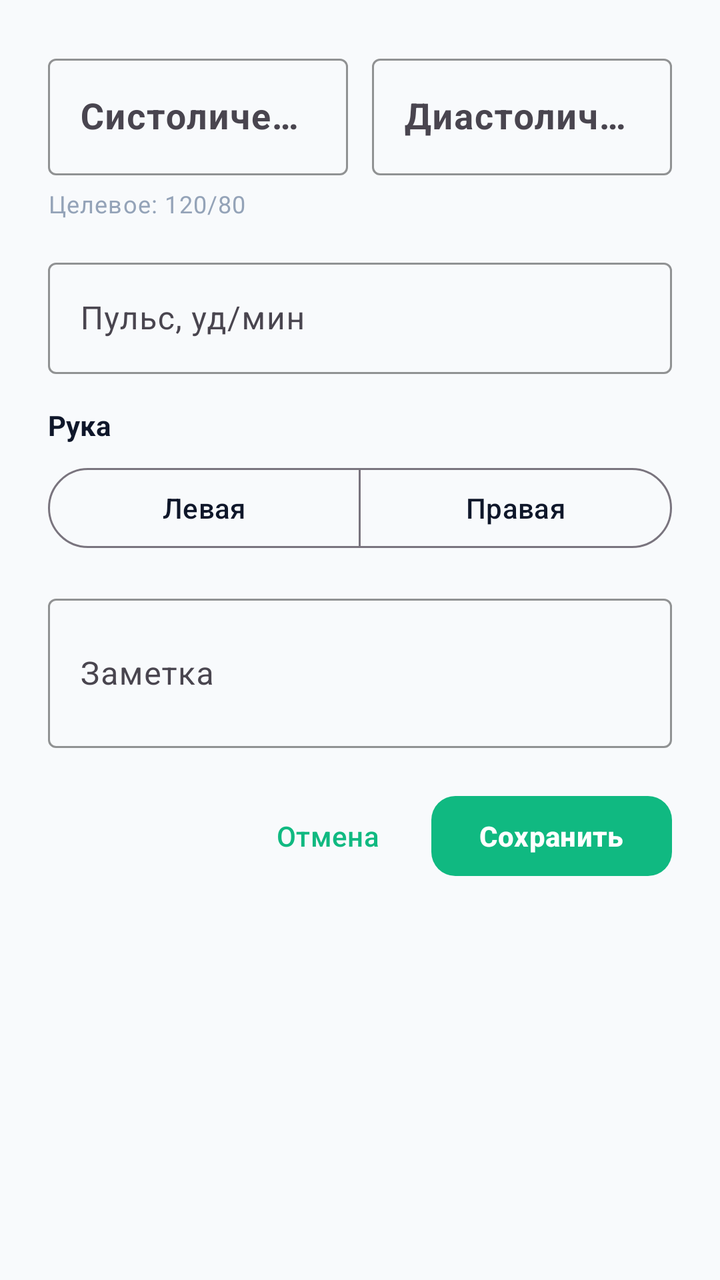
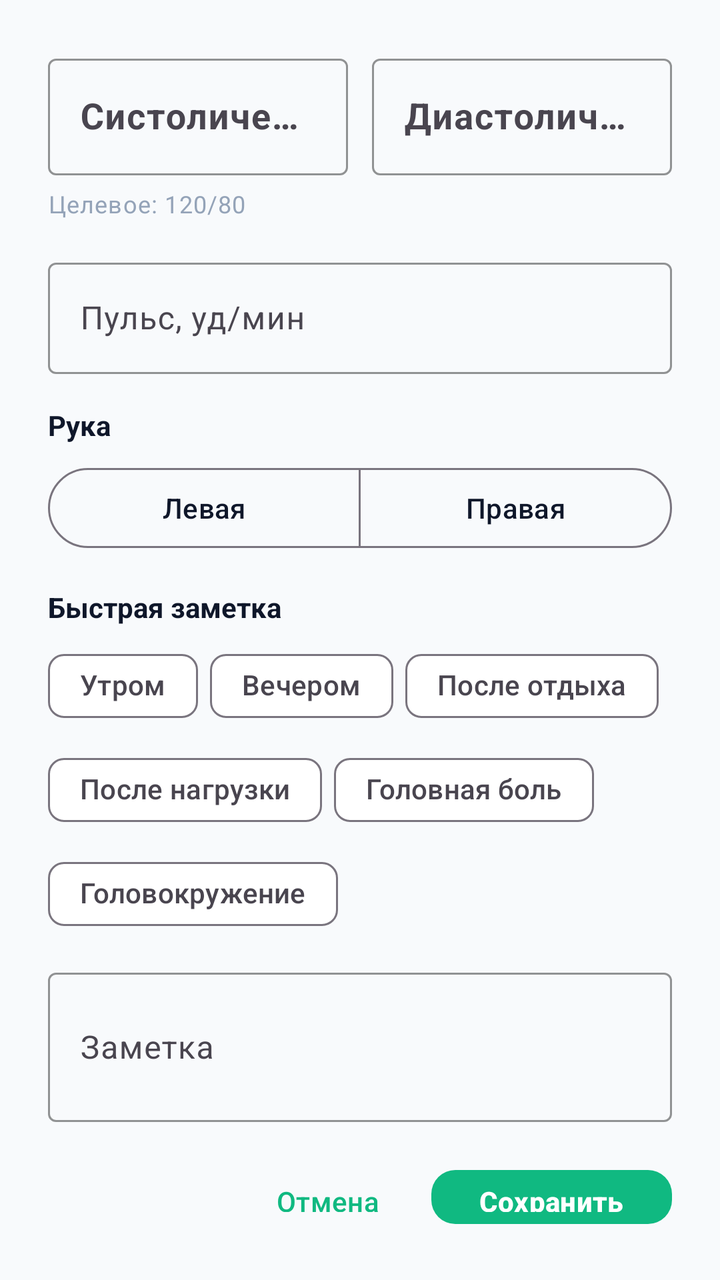

The first picture is an Android layout as it rendered before a commit; the second is the same layout after the commit. The layout source and the unified diff follow.
<!-- AndroidManifest.xml: application theme Theme.Sugar -->
<!-- res/layout/dialog_add_pressure.xml -->
<?xml version="1.0" encoding="utf-8"?>
<LinearLayout xmlns:android="http://schemas.android.com/apk/res/android"
    xmlns:app="http://schemas.android.com/apk/res-auto"
    android:layout_width="match_parent"
    android:layout_height="wrap_content"
    android:orientation="vertical"
    android:padding="24dp">

    <LinearLayout
        android:layout_width="match_parent"
        android:layout_height="wrap_content"
        android:orientation="horizontal"
        android:weightSum="2">

        <com.google.android.material.textfield.TextInputLayout
            style="@style/Widget.Material3.TextInputLayout.OutlinedBox"
            android:layout_width="0dp"
            android:layout_height="wrap_content"
            android:layout_weight="1"
            android:layout_marginEnd="6dp"
            android:hint="@string/pressure_systolic"
            app:boxStrokeColor="@color/brand_primary"
            app:hintTextColor="@color/brand_primary">

            <com.google.android.material.textfield.TextInputEditText
                android:id="@+id/edit_systolic"
                android:layout_width="match_parent"
                android:layout_height="wrap_content"
                android:inputType="number"
                android:maxLength="3"
                android:textSize="18sp"
                android:textStyle="bold" />
        </com.google.android.material.textfield.TextInputLayout>

        <com.google.android.material.textfield.TextInputLayout
            style="@style/Widget.Material3.TextInputLayout.OutlinedBox"
            android:layout_width="0dp"
            android:layout_height="wrap_content"
            android:layout_weight="1"
            android:layout_marginStart="6dp"
            android:hint="@string/pressure_diastolic"
            app:boxStrokeColor="@color/brand_primary"
            app:hintTextColor="@color/brand_primary">

            <com.google.android.material.textfield.TextInputEditText
                android:id="@+id/edit_diastolic"
                android:layout_width="match_parent"
                android:layout_height="wrap_content"
                android:inputType="number"
                android:maxLength="3"
                android:textSize="18sp"
                android:textStyle="bold" />
        </com.google.android.material.textfield.TextInputLayout>
    </LinearLayout>

    <TextView
        android:layout_width="wrap_content"
        android:layout_height="wrap_content"
        android:text="@string/pressure_target"
        android:textAppearance="@style/TextAppearance.App.Caption"
        android:layout_marginTop="6dp" />

    <com.google.android.material.textfield.TextInputLayout
        style="@style/Widget.Material3.TextInputLayout.OutlinedBox"
        android:layout_width="match_parent"
        android:layout_height="wrap_content"
        android:layout_marginTop="16dp"
        android:hint="@string/pressure_pulse"
        app:boxStrokeColor="@color/brand_primary"
        app:hintTextColor="@color/brand_primary">

        <com.google.android.material.textfield.TextInputEditText
            android:id="@+id/edit_pulse"
            android:layout_width="match_parent"
            android:layout_height="wrap_content"
            android:inputType="number"
            android:maxLength="3" />
    </com.google.android.material.textfield.TextInputLayout>

    <TextView
        android:layout_width="wrap_content"
        android:layout_height="wrap_content"
        android:text="@string/pressure_arm"
        android:textAppearance="@style/TextAppearance.App.Title"
        android:textSize="14sp"
        android:layout_marginTop="16dp"
        android:layout_marginBottom="8dp" />

    <com.google.android.material.button.MaterialButtonToggleGroup
        android:id="@+id/toggle_arm"
        android:layout_width="match_parent"
        android:layout_height="wrap_content"
        app:singleSelection="true"
        app:selectionRequired="true">

        <com.google.android.material.button.MaterialButton
            android:id="@+id/btn_arm_left"
            style="@style/Widget.Material3.Button.OutlinedButton"
            android:layout_width="0dp"
            android:layout_height="wrap_content"
            android:layout_weight="1"
            android:text="@string/pressure_arm_left" />

        <com.google.android.material.button.MaterialButton
            android:id="@+id/btn_arm_right"
            style="@style/Widget.Material3.Button.OutlinedButton"
            android:layout_width="0dp"
            android:layout_height="wrap_content"
            android:layout_weight="1"
            android:text="@string/pressure_arm_right" />
    </com.google.android.material.button.MaterialButtonToggleGroup>

    <com.google.android.material.textfield.TextInputLayout
        style="@style/Widget.Material3.TextInputLayout.OutlinedBox"
        android:layout_width="match_parent"
        android:layout_height="wrap_content"
        android:layout_marginTop="16dp"
        android:hint="@string/pressure_note"
        app:boxStrokeColor="@color/brand_primary"
        app:hintTextColor="@color/brand_primary">

        <com.google.android.material.textfield.TextInputEditText
            android:id="@+id/edit_note"
            android:layout_width="match_parent"
            android:layout_height="wrap_content"
            android:inputType="textMultiLine|textCapSentences"
            android:minLines="2"
            android:maxLength="200" />
    </com.google.android.material.textfield.TextInputLayout>

    <LinearLayout
        android:layout_width="match_parent"
        android:layout_height="wrap_content"
        android:orientation="horizontal"
        android:gravity="end"
        android:layout_marginTop="20dp">

        <com.google.android.material.button.MaterialButton
            android:id="@+id/btn_cancel"
            style="@style/Widget.App.Button.Text"
            android:layout_width="wrap_content"
            android:layout_height="wrap_content"
            android:text="@string/action_cancel" />

        <com.google.android.material.button.MaterialButton
            android:id="@+id/btn_save"
            style="@style/Widget.App.Button.Primary"
            android:layout_width="wrap_content"
            android:layout_height="wrap_content"
            android:layout_marginStart="8dp"
            android:text="@string/action_save" />
    </LinearLayout>
</LinearLayout>
<!-- resources referenced by this layout -->
<resources>
  <color name="brand_primary">#10B981</color>
  <string name="action_cancel">Отмена</string>
  <string name="action_save">Сохранить</string>
  <string name="pressure_arm">Рука</string>
  <string name="pressure_arm_left">Левая</string>
  <string name="pressure_arm_right">Правая</string>
  <string name="pressure_diastolic">Диастолическое (нижнее)</string>
  <string name="pressure_note">Заметка</string>
  <string name="pressure_pulse">Пульс, уд/мин</string>
  <string name="pressure_systolic">Систолическое (верхнее)</string>
  <string name="pressure_target">Целевое: 120/80</string>
  <style name="TextAppearance.App.Caption" parent="TextAppearance.Material3.BodySmall">
          <item name="android:textColor">@color/text_muted</item>
      </style>
  <style name="TextAppearance.App.Title" parent="TextAppearance.Material3.TitleLarge">
          <item name="android:textColor">@color/text_primary</item>
          <item name="android:textStyle">bold</item>
      </style>
  <style name="Widget.App.Button.Primary" parent="Widget.Material3.Button">
          <item name="backgroundTint">@color/brand_primary</item>
          <item name="android:textColor">@color/white</item>
          <item name="cornerRadius">12dp</item>
          <item name="android:textStyle">bold</item>
      </style>
  <style name="Widget.App.Button.Text" parent="Widget.Material3.Button.TextButton">
          <item name="cornerRadius">12dp</item>
      </style>
  <style name="Theme.Sugar" parent="Theme.Material3.DayNight.NoActionBar">
          <item name="colorPrimary">@color/brand_primary</item>
          <item name="colorPrimaryVariant">@color/brand_primary_dark</item>
          <item name="colorOnPrimary">@color/white</item>
          <item name="colorSecondary">@color/brand_secondary</item>
          <item name="colorOnSecondary">@color/white</item>
          <item name="android:colorBackground">@color/bg</item>
          <item name="colorSurface">@color/bg_card</item>
          <item name="colorOnSurface">@color/text_primary</item>
          <item name="colorError">@color/brand_danger</item>
          <item name="android:statusBarColor">@color/brand_primary_dark</item>
          <item name="android:windowLightStatusBar" tools:targetApi="m">false</item>
      </style>
  <color name="text_muted">#94A3B8</color>
  <color name="text_primary">#0F172A</color>
  <color name="white">#FFFFFF</color>
  <color name="brand_primary_dark">#047857</color>
  <color name="brand_secondary">#0F766E</color>
  <color name="bg">#F8FAFC</color>
  <color name="bg_card">#FFFFFF</color>
  <color name="brand_danger">#EF4444</color>
</resources>

<!-- the commit's change to res/layout/dialog_add_pressure.xml (unified diff, before → after) -->
@@ -110,11 +110,71 @@
             android:text="@string/pressure_arm_right" />
     </com.google.android.material.button.MaterialButtonToggleGroup>
 
+    <TextView
+        android:layout_width="wrap_content"
+        android:layout_height="wrap_content"
+        android:text="@string/note_quick_title"
+        android:textAppearance="@style/TextAppearance.App.Title"
+        android:textSize="14sp"
+        android:layout_marginTop="16dp"
+        android:layout_marginBottom="6dp" />
+
+    <com.google.android.material.chip.ChipGroup
+        android:id="@+id/chip_group_note"
+        android:layout_width="match_parent"
+        android:layout_height="wrap_content"
+        app:singleSelection="false"
+        app:chipSpacingHorizontal="6dp"
+        app:chipSpacingVertical="4dp">
+
+        <com.google.android.material.chip.Chip
+            android:id="@+id/chip_morning"
+            style="@style/Widget.Material3.Chip.Filter"
+            android:layout_width="wrap_content"
+            android:layout_height="wrap_content"
+            android:text="@string/note_tpl_morning" />
+
+        <com.google.android.material.chip.Chip
+            android:id="@+id/chip_evening"
+            style="@style/Widget.Material3.Chip.Filter"
+            android:layout_width="wrap_content"
+            android:layout_height="wrap_content"
+            android:text="@string/note_tpl_evening" />
+
+        <com.google.android.material.chip.Chip
+            android:id="@+id/chip_after_rest"
+            style="@style/Widget.Material3.Chip.Filter"
+            android:layout_width="wrap_content"
+            android:layout_height="wrap_content"
+            android:text="@string/note_tpl_after_rest" />
+
+        <com.google.android.material.chip.Chip
+            android:id="@+id/chip_after_exercise"
+            style="@style/Widget.Material3.Chip.Filter"
+            android:layout_width="wrap_content"
+            android:layout_height="wrap_content"
+            android:text="@string/note_tpl_after_exercise" />
+
+        <com.google.android.material.chip.Chip
+            android:id="@+id/chip_headache"
+            style="@style/Widget.Material3.Chip.Filter"
+            android:layout_width="wrap_content"
+            android:layout_height="wrap_content"
+            android:text="@string/note_tpl_headache" />
+
+        <com.google.android.material.chip.Chip
+            android:id="@+id/chip_dizziness"
+            style="@style/Widget.Material3.Chip.Filter"
+            android:layout_width="wrap_content"
+            android:layout_height="wrap_content"
+            android:text="@string/note_tpl_dizziness" />
+    </com.google.android.material.chip.ChipGroup>
+
     <com.google.android.material.textfield.TextInputLayout
         style="@style/Widget.Material3.TextInputLayout.OutlinedBox"
         android:layout_width="match_parent"
         android:layout_height="wrap_content"
-        android:layout_marginTop="16dp"
+        android:layout_marginTop="10dp"
         android:hint="@string/pressure_note"
         app:boxStrokeColor="@color/brand_primary"
         app:hintTextColor="@color/brand_primary">
<!-- resource entries referenced after the edit -->
@@ -3,6 +3,13 @@
   <color name="brand_primary">#10B981</color>
   <string name="action_cancel">Отмена</string>
   <string name="action_save">Сохранить</string>
+  <string name="note_quick_title">Быстрая заметка</string>
+  <string name="note_tpl_after_exercise">После нагрузки</string>
+  <string name="note_tpl_after_rest">После отдыха</string>
+  <string name="note_tpl_dizziness">Головокружение</string>
+  <string name="note_tpl_evening">Вечером</string>
+  <string name="note_tpl_headache">Головная боль</string>
+  <string name="note_tpl_morning">Утром</string>
   <string name="pressure_arm">Рука</string>
   <string name="pressure_arm_left">Левая</string>
   <string name="pressure_arm_right">Правая</string>
